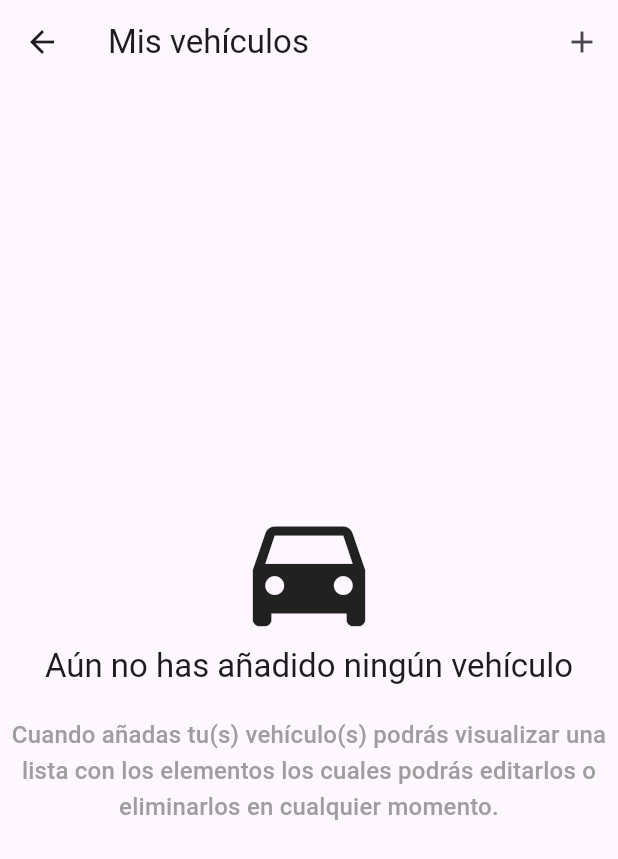
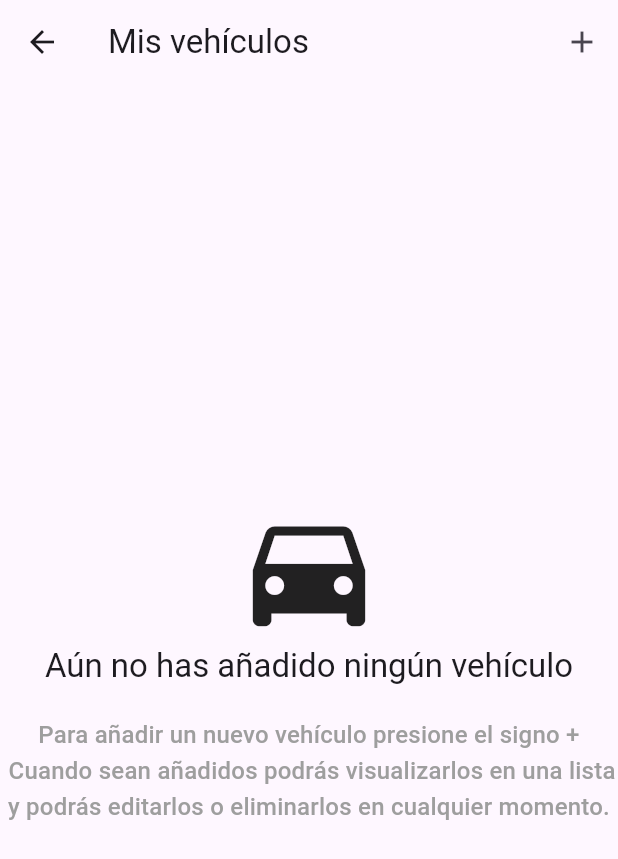
Before and after one commit to YaidelLuis/widget-test-flutter, a Flutter app: the MyVehicles screen opened directly, on a phone screen of 412 x 824 dp. Shown: the top 859 px of the screen. Run offline on Flutter 3.47's test engine with Material 3 defaults, Android fonts, the phone set to English and light mode, and no system bars.

Commit message:
ajuste del card

```diff
--- a/lib/card_map/card_map.dart
+++ b/lib/card_map/card_map.dart
@@ -144,7 +144,8 @@ class CardInfoMapState extends State<CardInfoMap>
                       Expanded(
                         child: ElevatedButton(
                           onPressed: () {},
-                          child: const SizedBox(
+                          child: const FittedBox(
+                            fit: BoxFit.scaleDown,
                             child: Row(
                               mainAxisAlignment: MainAxisAlignment.center,
                               children: [
@@ -164,7 +165,8 @@ class CardInfoMapState extends State<CardInfoMap>
                       Expanded(
                         child: ElevatedButton(
                           onPressed: () {},
-                          child: const SizedBox(
+                          child: const FittedBox(
+                            fit: BoxFit.scaleDown,
                             child: Row(
                               mainAxisAlignment: MainAxisAlignment.center,
                               children: [
--- a/lib/profile/my_vehicles/my_vehicles.dart
+++ b/lib/profile/my_vehicles/my_vehicles.dart
@@ -49,7 +49,7 @@ class MyVehiclesState extends State<MyVehicles> {
                   ),
                   const SizedBox(height: 20),
                   Text(
-                    'Cuando añadas tu(s) vehículo(s) podrás visualizar una lista con los elementos los cuales podrás editarlos o eliminarlos en cualquier momento.',
+                    'Para añadir un nuevo vehículo presione el signo + \n Cuando sean añadidos podrás visualizarlos en una lista y podrás editarlos o eliminarlos en cualquier momento.',
                     style: Theme.of(context)
                         .textTheme
                         .titleMedium
```
